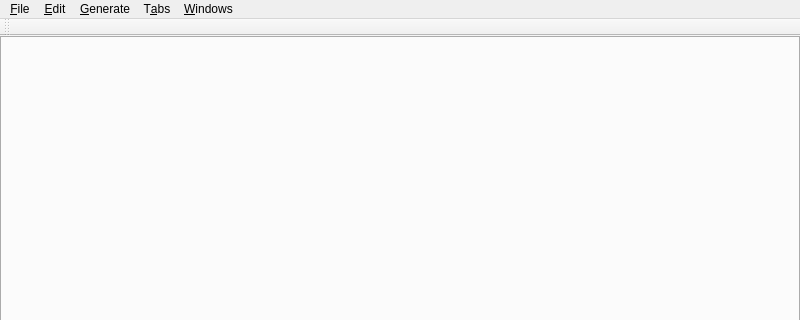
Old version of the form UI/glitch-mainwindow.ui in the repository textbrowser/glitch; both pictures show x 0 to 800 and y 0 to 320 of the 800 by 600 pixel window.
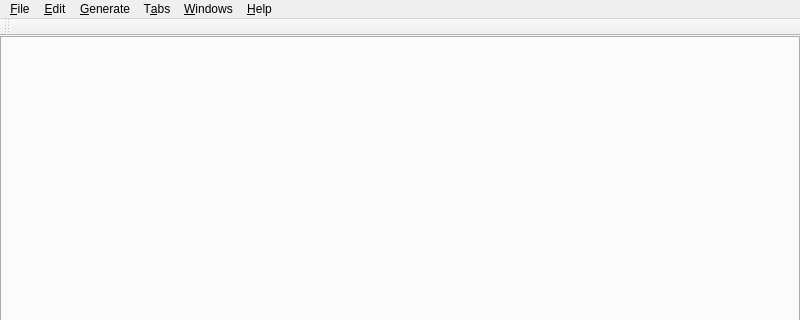
New version of the form. Icons and pictures are not drawn. Custom widgets are drawn as their Qt base class.

```diff
--- a/UI/glitch-mainwindow.ui
+++ b/UI/glitch-mainwindow.ui
@@ -131,11 +131,17 @@
     </property>
     <addaction name="action_Generate_Source"/>
    </widget>
+   <widget class="QMenu" name="menu_Help">
+    <property name="title">
+     <string>&amp;Help</string>
+    </property>
+   </widget>
    <addaction name="menu_File"/>
    <addaction name="menu_Edit"/>
    <addaction name="menu_Generate"/>
    <addaction name="menu_Tabs"/>
    <addaction name="menu_Windows"/>
+   <addaction name="menu_Help"/>
   </widget>
   <widget class="QStatusBar" name="statusbar"/>
   <widget class="QToolBar" name="toolBar">
```
